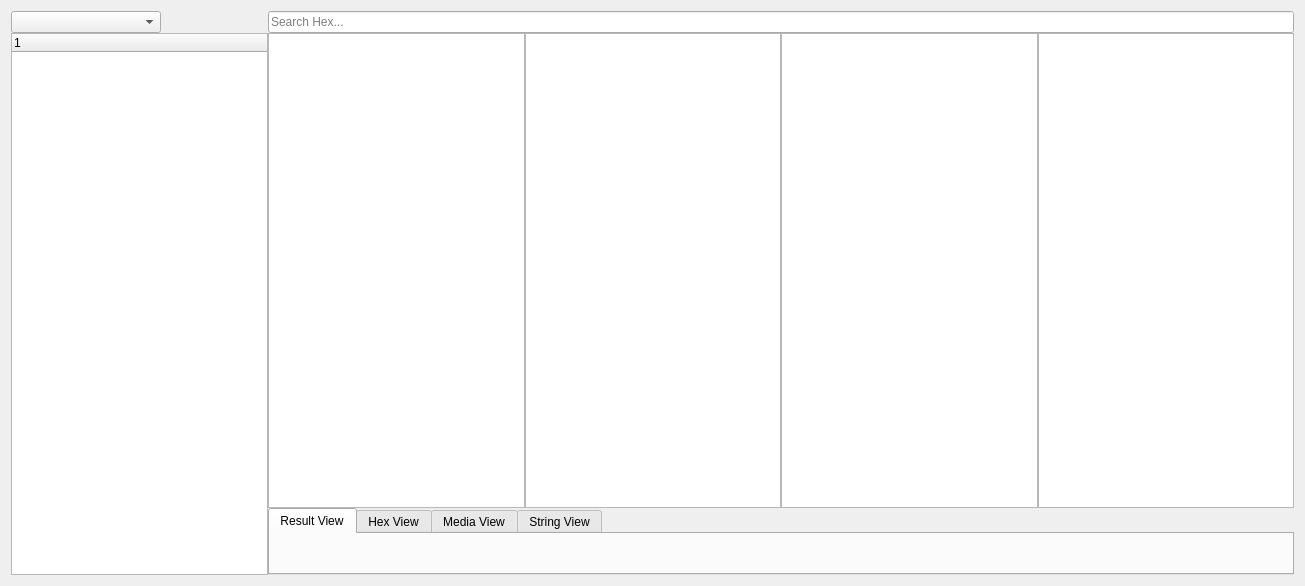
Above: src/HexView.ui from TI-84-plus/DiskEditor before the change. Below: the same form after it.
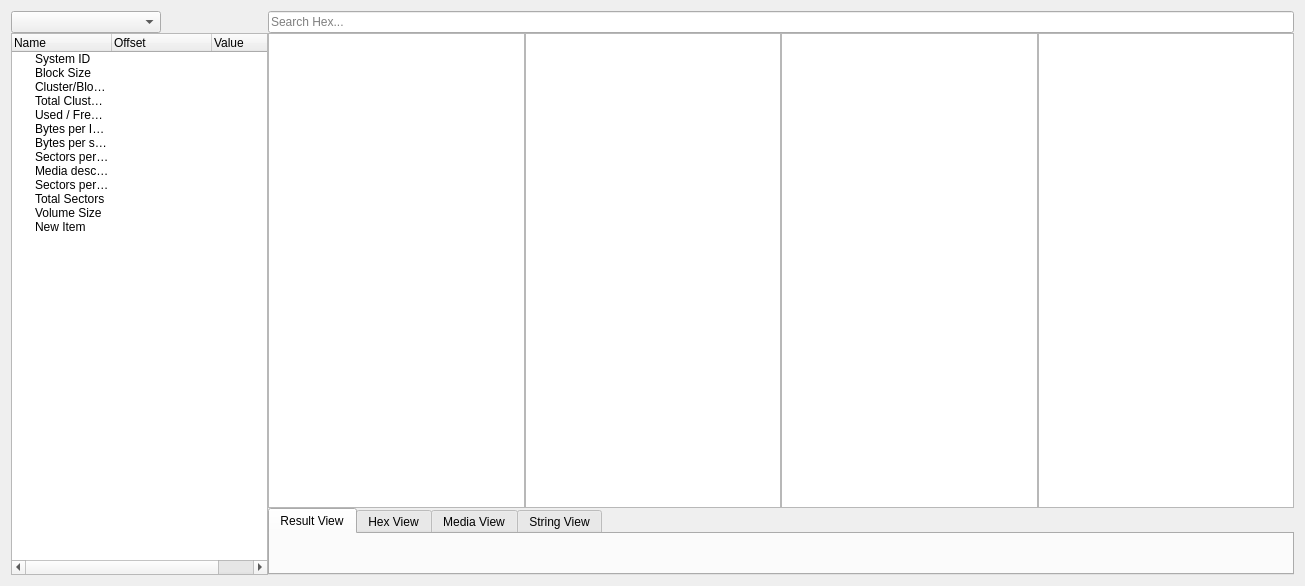
That is the form after the change.

Diff of the .ui file:
```diff
--- a/src/HexView.ui
+++ b/src/HexView.ui
@@ -59,9 +59,84 @@
          </property>
          <column>
           <property name="text">
-           <string notr="true">1</string>
+           <string>Name</string>
           </property>
          </column>
+         <column>
+          <property name="text">
+           <string>Offset</string>
+          </property>
+         </column>
+         <column>
+          <property name="text">
+           <string>Value</string>
+          </property>
+         </column>
+         <item>
+          <property name="text">
+           <string>System ID</string>
+          </property>
+         </item>
+         <item>
+          <property name="text">
+           <string>Block Size</string>
+          </property>
+         </item>
+         <item>
+          <property name="text">
+           <string>Cluster/Block Size</string>
+          </property>
+         </item>
+         <item>
+          <property name="text">
+           <string>Total Clusters / Blocks</string>
+          </property>
+         </item>
+         <item>
+          <property name="text">
+           <string>Used / Free Space</string>
+          </property>
+         </item>
+         <item>
+          <property name="text">
+           <string>Bytes per Inode / Record</string>
+          </property>
+         </item>
+         <item>
+          <property name="text">
+           <string>Bytes per sectors</string>
+          </property>
+         </item>
+         <item>
+          <property name="text">
+           <string>Sectors per cluster</string>
+          </property>
+         </item>
+         <item>
+          <property name="text">
+           <string>Media descriptor</string>
+          </property>
+         </item>
+         <item>
+          <property name="text">
+           <string>Sectors per track</string>
+          </property>
+         </item>
+         <item>
+          <property name="text">
+           <string>Total Sectors</string>
+          </property>
+         </item>
+         <item>
+          <property name="text">
+           <string>Volume Size</string>
+          </property>
+         </item>
+         <item>
+          <property name="text">
+           <string>New Item</string>
+          </property>
+         </item>
         </widget>
        </item>
       </layout>
```
